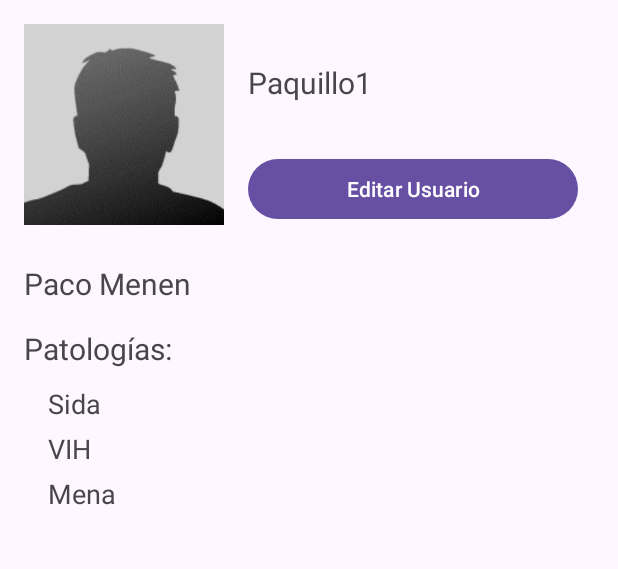
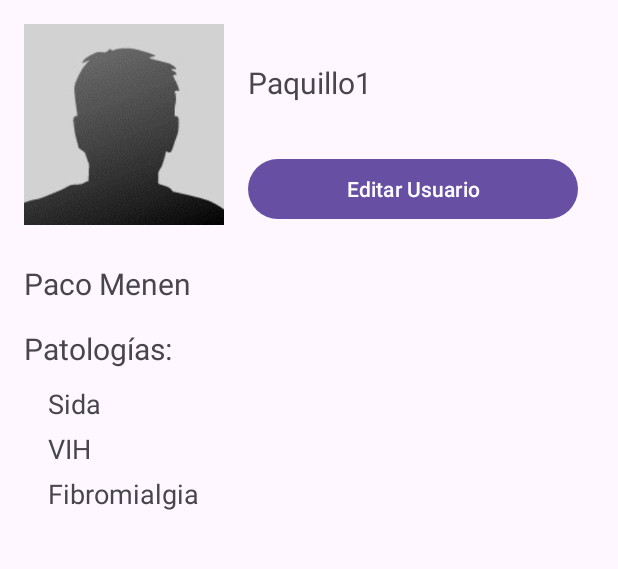
Before and after one commit to Pedro-C-M/MeetI-ill, an Android app: the screen it shows after launch (MainActivity), after a tap on "Perfil", on a phone screen of 412 x 824 dp, the part 96-665 px from its top. Run offline under Robolectric (Android 15) with nearby library versions, the light colour scheme and no system bars; our stand-ins replace CircleImageView; pictures from the network do not load.

Commit message:
Cambio enfermedades reales

```diff
--- a/app/src/main/java/com/example/meet_ill/MainActivity.kt
+++ b/app/src/main/java/com/example/meet_ill/MainActivity.kt
@@ -25,7 +25,7 @@ class MainActivity : AppCompatActivity() {
         val perfilBtn: Button = findViewById(R.id.perfilBtn)
 
         val usuario = Usuario("Paquillo1","Paco Menen","Sida",
-            "VIH","Mena", "Mena")
+            "VIH","Fibromialgia", "Lupus")
 
         val navController = findNavController(R.id.fragmentContainer)
 
```
